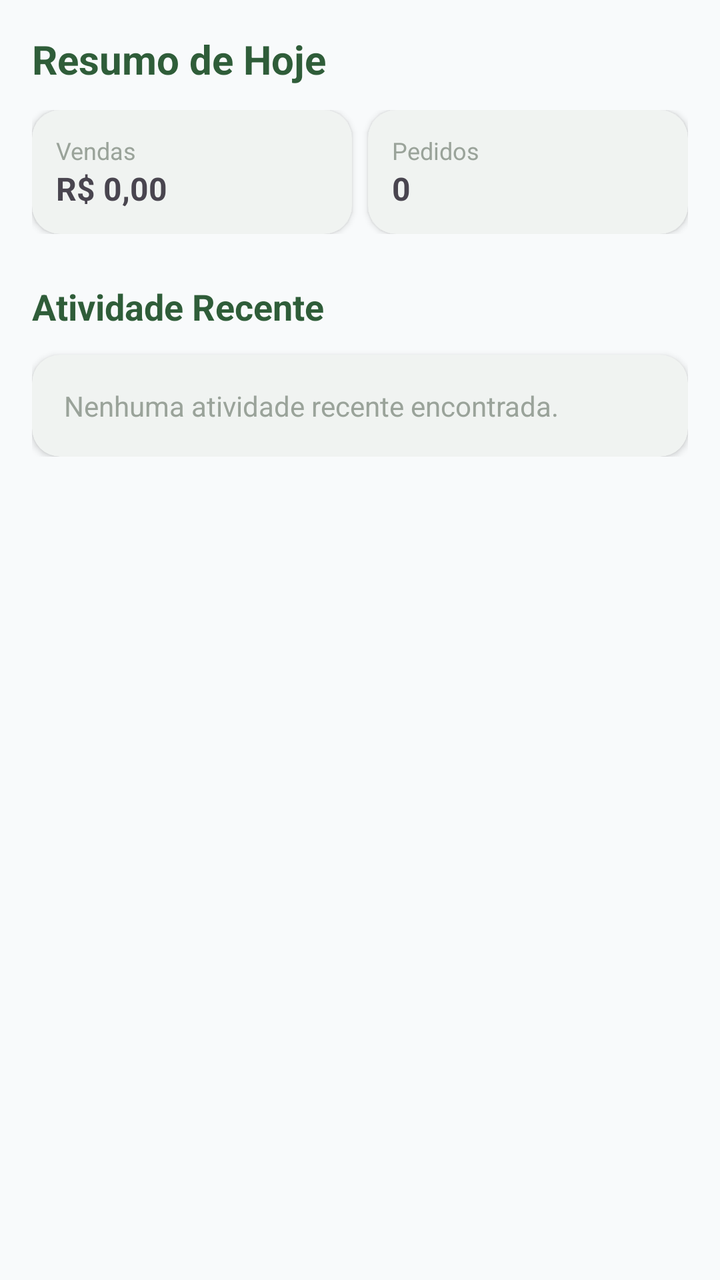
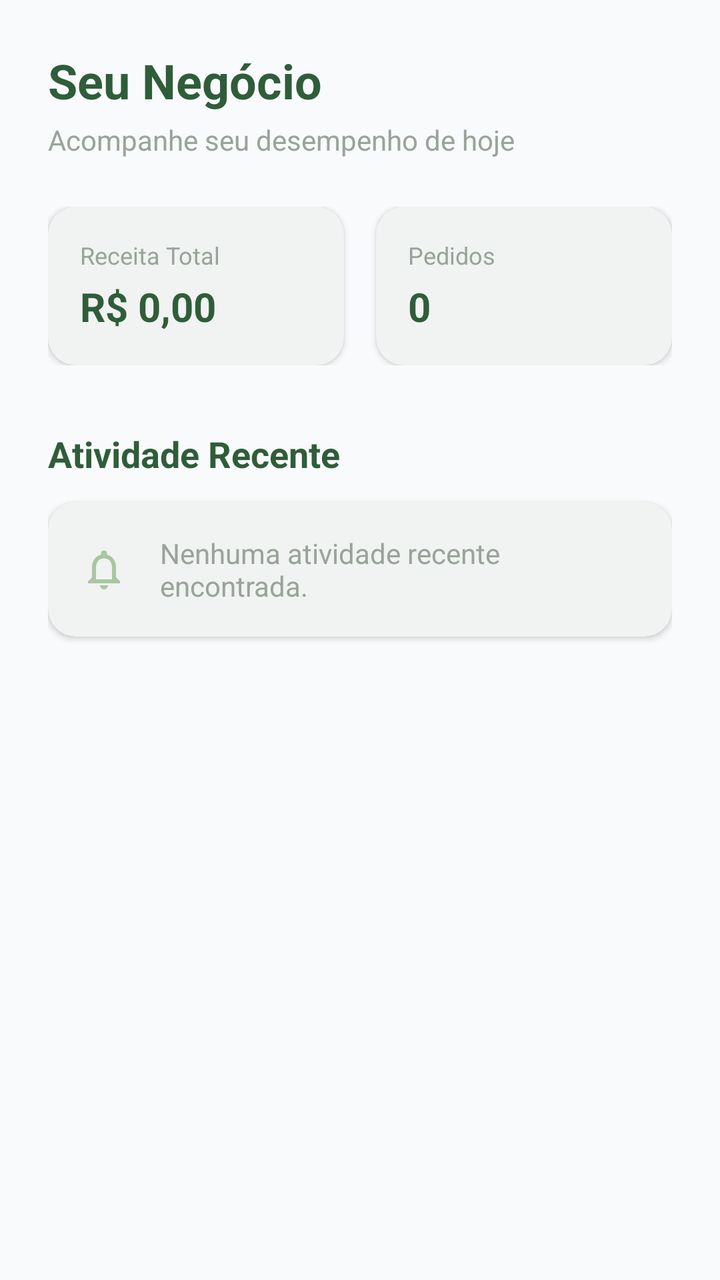

Before-and-after screenshots of an Android layout around one commit, followed by the original layout XML and the change that was made.
<!-- AndroidManifest.xml: application theme Theme.Ruralize -->
<!-- res/layout/fragment_dashboard.xml -->
<?xml version="1.0" encoding="utf-8"?>

<ScrollView xmlns:android="http://schemas.android.com/apk/res/android"
    xmlns:app="http://schemas.android.com/apk/res-auto"
    android:layout_width="match_parent"
    android:layout_height="match_parent"
    android:background="@color/bg_ice">

    <LinearLayout
        android:layout_width="match_parent"
        android:layout_height="wrap_content"
        android:orientation="vertical"
        android:padding="16dp">

        <TextView
            android:layout_width="wrap_content"
            android:layout_height="wrap_content"
            android:text="Resumo de Hoje"
            android:textSize="20sp"
            android:textStyle="bold"
            android:textColor="@color/green_dark" />

        <LinearLayout
            android:layout_width="match_parent"
            android:layout_height="wrap_content"
            android:layout_marginTop="12dp"
            android:orientation="horizontal">
            
            <com.google.android.material.card.MaterialCardView
                style="@style/Ruralize.Card"
                android:layout_width="0dp"
                android:layout_height="wrap_content"
                android:layout_weight="1"
                android:layout_marginEnd="8dp">
                <LinearLayout android:padding="12dp" android:orientation="vertical" android:layout_width="match_parent" android:layout_height="wrap_content">
                    <TextView android:text="Vendas" android:textColor="@color/text_secondary" android:textSize="12sp" android:layout_width="wrap_content" android:layout_height="wrap_content"/>
                    <TextView android:id="@+id/txtTotalVendas" android:text="R$ 0,00" android:textStyle="bold" android:textSize="16sp" android:layout_width="wrap_content" android:layout_height="wrap_content"/>
                </LinearLayout>
            </com.google.android.material.card.MaterialCardView>
            
            <com.google.android.material.card.MaterialCardView
                style="@style/Ruralize.Card"
                android:layout_width="0dp"
                android:layout_height="wrap_content"
                android:layout_weight="1">
                <LinearLayout android:padding="12dp" android:orientation="vertical" android:layout_width="match_parent" android:layout_height="wrap_content">
                    <TextView android:text="Pedidos" android:textColor="@color/text_secondary" android:textSize="12sp" android:layout_width="wrap_content" android:layout_height="wrap_content"/>
                    <TextView android:id="@+id/txtTotalPedidos" android:text="0" android:textStyle="bold" android:textSize="16sp" android:layout_width="wrap_content" android:layout_height="wrap_content"/>
                </LinearLayout>
            </com.google.android.material.card.MaterialCardView>
        </LinearLayout>

        <TextView
            android:layout_width="wrap_content"
            android:layout_height="wrap_content"
            android:layout_marginTop="24dp"
            android:text="Atividade Recente"
            android:textSize="18sp"
            android:textStyle="bold"
            android:textColor="@color/green_dark" />

        <com.google.android.material.card.MaterialCardView
            style="@style/Ruralize.Card"
            android:layout_width="match_parent"
            android:layout_height="wrap_content"
            android:layout_marginTop="12dp">
            <TextView
                android:id="@+id/txtAtividadeRecente"
                android:padding="16dp"
                android:text="Nenhuma atividade recente encontrada."
                android:textColor="@color/text_secondary"
                android:layout_width="wrap_content"
                android:layout_height="wrap_content" />
        </com.google.android.material.card.MaterialCardView>

    </LinearLayout>
</ScrollView>
<!-- resources referenced by this layout -->
<resources>
  <color name="bg_ice">#F8FAFB</color>
  <color name="green_dark">#2F5D39</color>
  <color name="text_secondary">#9AA39A</color>
  <style name="Ruralize.Card" parent="Widget.Material3.CardView.Elevated">
          <item name="cardCornerRadius">14dp</item>
          <item name="cardElevation">2dp</item>
          <item name="cardBackgroundColor">@color/white</item>
      </style>
  <style name="Theme.Ruralize" parent="Theme.Material3.Light.NoActionBar">
          <item name="android:windowBackground">@color/bg_ice</item>
          <item name="colorPrimary">@color/green_dark</item>
          <item name="colorOnPrimary">@color/white</item>
          <item name="colorSurface">@color/white</item>
          <item name="colorOnSurface">@color/text_primary</item>
          
          <item name="materialButtonStyle">@style/Ruralize.Button</item>
          <item name="textInputStyle">@style/Ruralize.TextInput</item>
  
          
          <item name="android:navigationBarColor">@color/bg_ice</item>
          <item name="android:statusBarColor">@color/bg_ice</item>
          <item name="colorSecondary">@color/green_mid</item>
          <item name="colorOnSecondary">@color/white</item>
          <item name="colorTertiary">@color/green_light</item>
          <item name="colorOnTertiary">@color/green_dark</item>
          <item name="android:colorBackground">@color/bg_ice</item>
          <item name="colorOnBackground">@color/text_primary</item>
          <item name="bottomNavigationStyle">@style/Ruralize.BottomNavigation</item>
          <item name="colorControlActivated">@color/green_dark</item>
          <item name="colorControlHighlight">@color/green_light</item>
      </style>
  <color name="white">#FFFFFF</color>
  <color name="text_primary">#2F5D39</color>
  <style name="Ruralize.Button" parent="Widget.Material3.Button">
          <item name="cornerRadius">14dp</item>
          <item name="backgroundTint">@color/green_dark</item>
          <item name="android:textColor">@color/white</item>
          <item name="android:insetLeft">0dp</item>
          <item name="android:insetRight">0dp</item>
          <item name="android:textAllCaps">false</item>
          <item name="android:textStyle">bold</item>
      </style>
  <style name="Ruralize.TextInput" parent="Widget.Material3.TextInputLayout.OutlinedBox">
          <item name="boxBackgroundMode">outline</item>
          <item name="boxCornerRadiusTopStart">14dp</item>
          <item name="boxCornerRadiusTopEnd">14dp</item>
          <item name="boxCornerRadiusBottomStart">14dp</item>
          <item name="boxCornerRadiusBottomEnd">14dp</item>
          <item name="boxStrokeColor">@color/green_light</item>
          <item name="android:textColorHint">@color/text_secondary</item>
          <item name="cursorColor">@color/green_dark</item>
      </style>
  <color name="green_mid">#3D7C4A</color>
  <color name="green_light">#A8C7A1</color>
  <style name="Ruralize.BottomNavigation" parent="Widget.Material3.BottomNavigationView">
          <item name="itemBackground">@color/bg_ice</item>
          <item name="itemTextColor">@color/green_dark</item>
          <item name="itemIconTint">@color/green_dark</item>
          <item name="itemRippleColor">@color/green_light</item>
      </style>
</resources>

<!-- the commit's change to res/layout/fragment_dashboard.xml (unified diff, before → after) -->
@@ -4,26 +4,36 @@
     xmlns:app="http://schemas.android.com/apk/res-auto"
     android:layout_width="match_parent"
     android:layout_height="match_parent"
+    android:fillViewport="true"
     android:background="@color/bg_ice">
 
     <LinearLayout
         android:layout_width="match_parent"
         android:layout_height="wrap_content"
         android:orientation="vertical"
-        android:padding="16dp">
+        android:padding="24dp">
+
+        
+        <TextView
+            android:layout_width="wrap_content"
+            android:layout_height="wrap_content"
+            android:text="Seu Negócio"
+            android:textSize="24sp"
+            android:textStyle="bold"
+            android:textColor="@color/green_dark"
+            android:layout_marginBottom="4dp"/>
 
         <TextView
             android:layout_width="wrap_content"
             android:layout_height="wrap_content"
-            android:text="Resumo de Hoje"
-            android:textSize="20sp"
-            android:textStyle="bold"
-            android:textColor="@color/green_dark" />
+            android:text="Acompanhe seu desempenho de hoje"
+            android:textSize="14sp"
+            android:textColor="@color/text_secondary"
+            android:layout_marginBottom="24dp"/>
 
         <LinearLayout
             android:layout_width="match_parent"
             android:layout_height="wrap_content"
-            android:layout_marginTop="12dp"
             android:orientation="horizontal">
             
             <com.google.android.material.card.MaterialCardView
@@ -32,9 +42,27 @@
                 android:layout_height="wrap_content"
                 android:layout_weight="1"
                 android:layout_marginEnd="8dp">
-                <LinearLayout android:padding="12dp" android:orientation="vertical" android:layout_width="match_parent" android:layout_height="wrap_content">
-                    <TextView android:text="Vendas" android:textColor="@color/text_secondary" android:textSize="12sp" android:layout_width="wrap_content" android:layout_height="wrap_content"/>
-                    <TextView android:id="@+id/txtTotalVendas" android:text="R$ 0,00" android:textStyle="bold" android:textSize="16sp" android:layout_width="wrap_content" android:layout_height="wrap_content"/>
+                <LinearLayout 
+                    android:padding="16dp" 
+                    android:orientation="vertical" 
+                    android:layout_width="match_parent" 
+                    android:layout_height="wrap_content">
+                    
+                    <TextView 
+                        android:text="Receita Total" 
+                        android:textColor="@color/text_secondary" 
+                        android:textSize="12sp" 
+                        android:layout_width="wrap_content" 
+                        android:layout_height="wrap_content"/>
+                    <TextView 
+                        android:id="@+id/txtTotalVendas" 
+                        android:text="R$ 0,00" 
+                        android:textColor="@color/green_dark"
+                        android:textStyle="bold" 
+                        android:textSize="20sp" 
+                        android:layout_marginTop="4dp"
+                        android:layout_width="wrap_content" 
+                        android:layout_height="wrap_content"/>
                 </LinearLayout>
             </com.google.android.material.card.MaterialCardView>
             
@@ -42,10 +70,29 @@
                 style="@style/Ruralize.Card"
                 android:layout_width="0dp"
                 android:layout_height="wrap_content"
-                android:layout_weight="1">
-                <LinearLayout android:padding="12dp" android:orientation="vertical" android:layout_width="match_parent" android:layout_height="wrap_content">
-                    <TextView android:text="Pedidos" android:textColor="@color/text_secondary" android:textSize="12sp" android:layout_width="wrap_content" android:layout_height="wrap_content"/>
-                    <TextView android:id="@+id/txtTotalPedidos" android:text="0" android:textStyle="bold" android:textSize="16sp" android:layout_width="wrap_content" android:layout_height="wrap_content"/>
+                android:layout_weight="1"
+                android:layout_marginStart="8dp">
+                <LinearLayout 
+                    android:padding="16dp" 
+                    android:orientation="vertical" 
+                    android:layout_width="match_parent" 
+                    android:layout_height="wrap_content">
+                    
+                    <TextView 
+                        android:text="Pedidos" 
+                        android:textColor="@color/text_secondary" 
+                        android:textSize="12sp" 
+                        android:layout_width="wrap_content" 
+                        android:layout_height="wrap_content"/>
+                    <TextView 
+                        android:id="@+id/txtTotalPedidos" 
+                        android:text="0" 
+                        android:textColor="@color/green_dark"
+                        android:textStyle="bold" 
+                        android:textSize="20sp" 
+                        android:layout_marginTop="4dp"
+                        android:layout_width="wrap_content" 
+                        android:layout_height="wrap_content"/>
                 </LinearLayout>
             </com.google.android.material.card.MaterialCardView>
         </LinearLayout>
@@ -53,7 +100,7 @@
         <TextView
             android:layout_width="wrap_content"
             android:layout_height="wrap_content"
-            android:layout_marginTop="24dp"
+            android:layout_marginTop="32dp"
             android:text="Atividade Recente"
             android:textSize="18sp"
             android:textStyle="bold"
@@ -64,13 +111,29 @@
             android:layout_width="match_parent"
             android:layout_height="wrap_content"
             android:layout_marginTop="12dp">
-            <TextView
-                android:id="@+id/txtAtividadeRecente"
-                android:padding="16dp"
-                android:text="Nenhuma atividade recente encontrada."
-                android:textColor="@color/text_secondary"
-                android:layout_width="wrap_content"
-                android:layout_height="wrap_content" />
+            
+            <LinearLayout
+                android:layout_width="match_parent"
+                android:layout_height="wrap_content"
+                android:orientation="horizontal"
+                android:gravity="center_vertical"
+                android:padding="16dp">
+
+                <ImageView
+                    android:layout_width="24dp"
+                    android:layout_height="24dp"
+                    android:src="@drawable/ic_notifications"
+                    app:tint="@color/green_light"
+                    android:layout_marginEnd="16dp"/>
+
+                <TextView
+                    android:id="@+id/txtAtividadeRecente"
+                    android:text="Nenhuma atividade recente encontrada."
+                    android:textColor="@color/text_secondary"
+                    android:textSize="14sp"
+                    android:layout_width="wrap_content"
+                    android:layout_height="wrap_content" />
+            </LinearLayout>
         </com.google.android.material.card.MaterialCardView>
 
     </LinearLayout>
<!-- resource entries referenced after the edit -->
@@ -3,6 +3,17 @@
   <color name="bg_ice">#F8FAFB</color>
   <color name="green_dark">#2F5D39</color>
   <color name="text_secondary">#9AA39A</color>
+  <!-- drawable ic_notifications (drawable) -->
+  <vector xmlns:android="http://schemas.android.com/apk/res/android"
+      android:width="24dp"
+      android:height="24dp"
+      android:viewportWidth="24"
+      android:viewportHeight="24"
+      android:tint="?attr/colorControlNormal">
+    <path
+        android:fillColor="@android:color/white"
+        android:pathData="M12,22c1.1,0 2,-0.9 2,-2h-4c0,1.1 0.9,2 2,2zM18,16v-5c0,-3.07 -1.63,-5.64 -4.5,-6.32V4c0,-0.83 -0.67,-1.5 -1.5,-1.5s-1.5,0.67 -1.5,1.5v0.68C7.64,5.36 6,7.92 6,11v5l-2,2v1h16v-1l-2,-2zM16,17H8v-6c0,-2.48 1.51,-4.5 4,-4.5s4,2.02 4,4.5v6z"/>
+  </vector>
   <style name="Ruralize.Card" parent="Widget.Material3.CardView.Elevated">
           <item name="cardCornerRadius">14dp</item>
           <item name="cardElevation">2dp</item>
